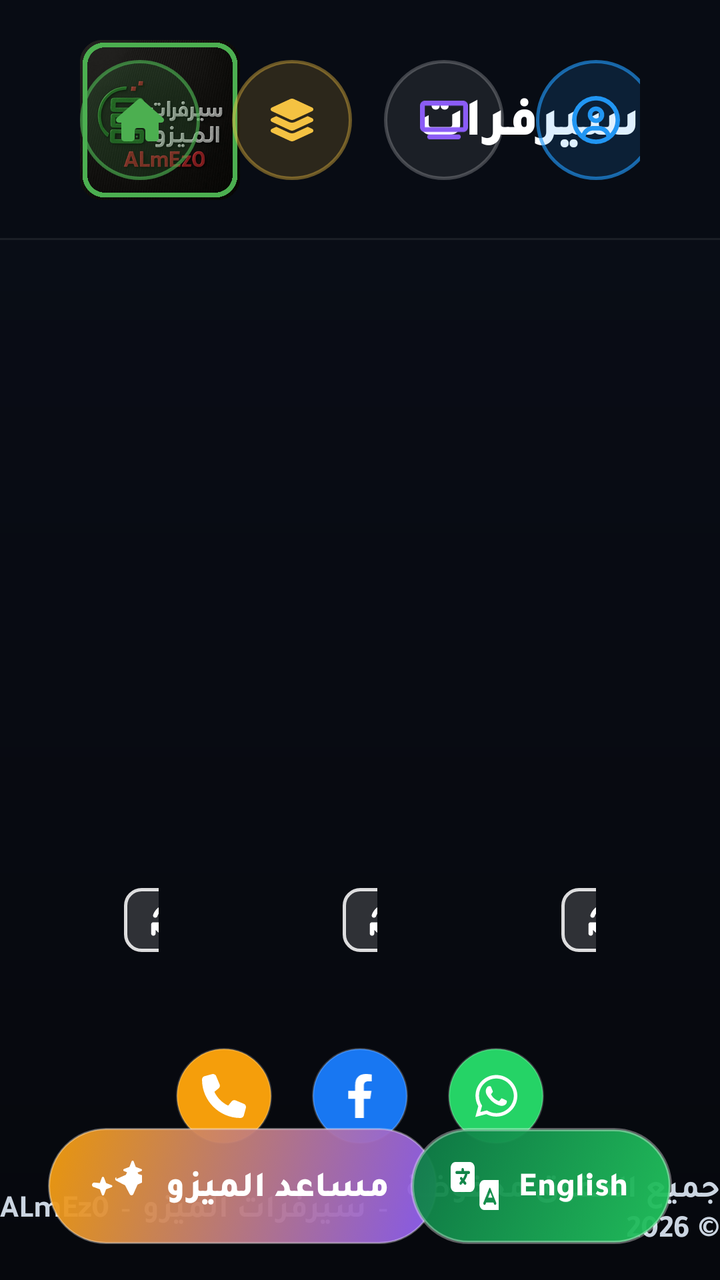
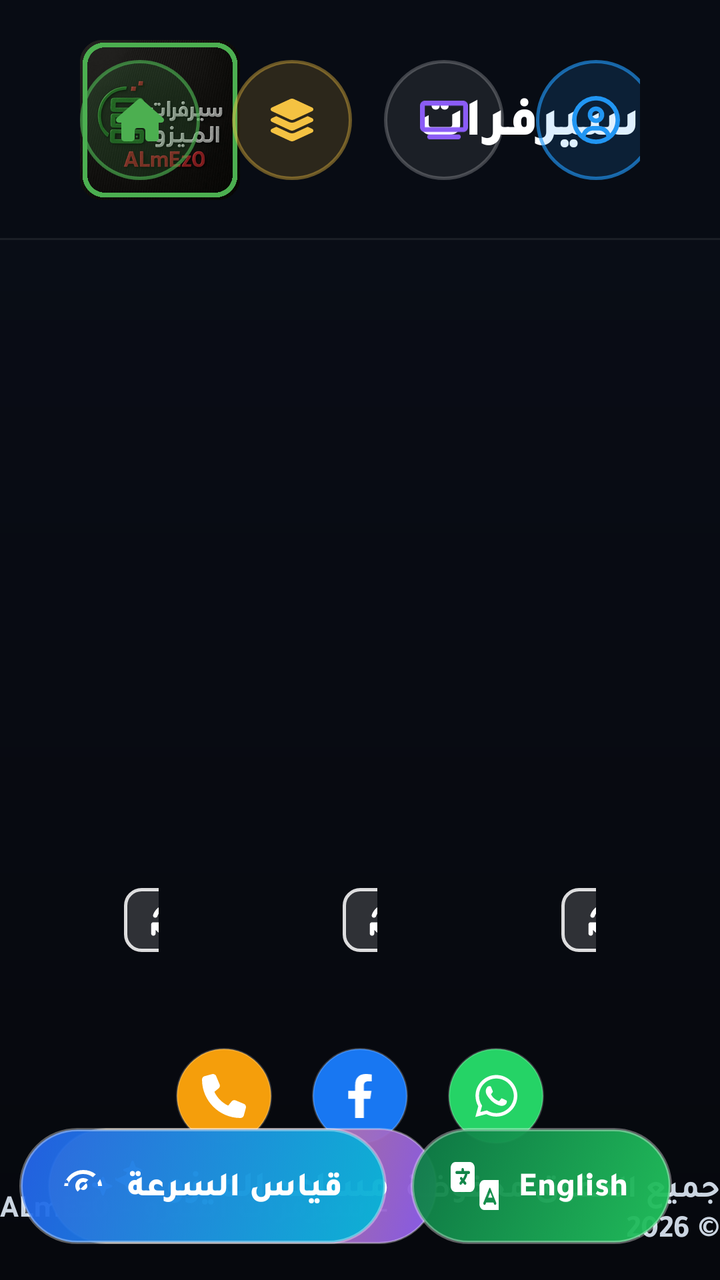

The first picture is an Android layout as it rendered before a commit; the second is the same layout after the commit. The layout source and the unified diff follow.
<!-- AndroidManifest.xml: application theme AppTheme -->
<!-- res/layout/nat_activity_dashboard.xml -->
<?xml version="1.0" encoding="utf-8"?>
<FrameLayout xmlns:android="http://schemas.android.com/apk/res/android"
    xmlns:app="http://schemas.android.com/apk/res-auto"
    android:layout_width="match_parent"
    android:layout_height="match_parent"
    android:background="@drawable/nat_bg_app"
    android:layoutDirection="rtl">

    <LinearLayout
        android:layout_width="match_parent"
        android:layout_height="match_parent"
        android:orientation="vertical">

        <include layout="@layout/nat_navbar" />

        <FrameLayout
            android:layout_width="match_parent"
            android:layout_height="0dp"
            android:layout_weight="1">

            
            <LinearLayout
                android:id="@+id/dash_cards"
                android:layout_width="match_parent"
                android:layout_height="match_parent"
                android:layout_gravity="center"
                android:orientation="horizontal"
                android:paddingStart="30dp"
                android:paddingTop="12dp"
                android:paddingEnd="30dp"
                android:paddingBottom="12dp">

                <include
                    android:id="@+id/card_live"
                    layout="@layout/nat_dash_card"
                    android:layout_width="0dp"
                    android:layout_height="match_parent"
                    android:layout_weight="1" />

                <Space
                    android:layout_width="28dp"
                    android:layout_height="1dp" />

                <include
                    android:id="@+id/card_movies"
                    layout="@layout/nat_dash_card"
                    android:layout_width="0dp"
                    android:layout_height="match_parent"
                    android:layout_weight="1" />

                <Space
                    android:layout_width="28dp"
                    android:layout_height="1dp" />

                <include
                    android:id="@+id/card_series"
                    layout="@layout/nat_dash_card"
                    android:layout_width="0dp"
                    android:layout_height="match_parent"
                    android:layout_weight="1" />
            </LinearLayout>
        </FrameLayout>

        
        <LinearLayout
            android:layout_width="match_parent"
            android:layout_height="wrap_content"
            android:gravity="center"
            android:orientation="vertical"
            android:paddingTop="10dp"
            android:paddingBottom="16dp">

            <LinearLayout
                android:layout_width="wrap_content"
                android:layout_height="wrap_content"
                android:layout_marginBottom="12dp"
                android:orientation="horizontal">

                <ImageButton
                    android:id="@+id/foot_call"
                    android:layout_width="48dp"
                    android:layout_height="48dp"
                    android:layout_marginStart="10dp"
                    android:layout_marginEnd="10dp"
                    android:background="@drawable/nat_btn_social_call"
                    android:contentDescription="اتصال"
                    android:focusable="true"
                    android:padding="13dp"
                    android:scaleType="fitCenter"
                    android:src="@drawable/fa_phone"
                    app:tint="#FFFFFFFF" />

                <ImageButton
                    android:id="@+id/foot_facebook"
                    android:layout_width="48dp"
                    android:layout_height="48dp"
                    android:layout_marginStart="10dp"
                    android:layout_marginEnd="10dp"
                    android:background="@drawable/nat_btn_social_fb"
                    android:contentDescription="فيسبوك"
                    android:focusable="true"
                    android:padding="13dp"
                    android:scaleType="fitCenter"
                    android:src="@drawable/fa_b_facebook_f"
                    app:tint="#FFFFFFFF" />

                <ImageButton
                    android:id="@+id/foot_whatsapp"
                    android:layout_width="48dp"
                    android:layout_height="48dp"
                    android:layout_marginStart="10dp"
                    android:layout_marginEnd="10dp"
                    android:background="@drawable/nat_btn_social_wa"
                    android:contentDescription="واتساب"
                    android:focusable="true"
                    android:padding="12dp"
                    android:scaleType="fitCenter"
                    android:src="@drawable/fa_b_whatsapp"
                    app:tint="#FFFFFFFF" />
            </LinearLayout>

            <LinearLayout
                android:layout_width="wrap_content"
                android:layout_height="wrap_content"
                android:orientation="horizontal"
                android:layoutDirection="ltr"
                android:gravity="center_vertical">

                
                <TextView
                    style="@style/NatText"
                    android:layout_width="wrap_content"
                    android:layout_height="wrap_content"
                    android:text="ALmEz0"
                    android:textColor="@color/nat_soft"
                    android:textSize="16sp" />

                <TextView
                    android:layout_width="wrap_content"
                    android:layout_height="wrap_content"
                    android:layout_marginStart="6dp"
                    android:layout_marginEnd="6dp"
                    android:text="-"
                    android:textColor="@color/nat_soft"
                    android:textSize="16sp" />

                <TextView
                    style="@style/NatText"
                    android:layout_width="wrap_content"
                    android:layout_height="wrap_content"
                    android:textDirection="ltr"
                    android:text="سيرفرات الميزو"
                    android:textColor="@color/nat_soft"
                    android:textSize="16sp" />

                <TextView
                    android:layout_width="wrap_content"
                    android:layout_height="wrap_content"
                    android:layout_marginStart="6dp"
                    android:layout_marginEnd="6dp"
                    android:text="-"
                    android:textColor="@color/nat_soft"
                    android:textSize="16sp" />

                <TextView
                    style="@style/NatText"
                    android:layout_width="wrap_content"
                    android:layout_height="wrap_content"
                    android:textDirection="rtl"
                    android:text="جميع الحقوق محفوظة © 2026"
                    android:textColor="@color/nat_soft"
                    android:textSize="16sp" />
            </LinearLayout>
        </LinearLayout>
    </LinearLayout>

    
    <LinearLayout
        android:id="@+id/dash_btn_ai"
        android:layout_width="wrap_content"
        android:layout_height="58dp"
        android:layout_gravity="bottom|start"
        android:layout_marginStart="24dp"
        android:layout_marginBottom="18dp"
        android:background="@drawable/nat_btn_ai"
        android:clickable="true"
        android:focusable="true"
        android:gravity="center_vertical"
        android:orientation="horizontal"
        android:paddingStart="22dp"
        android:paddingEnd="24dp">

        <ImageView
            android:layout_width="25dp"
            android:layout_height="25dp"
            android:layout_marginEnd="12dp"
            android:src="@drawable/fa_sparkles"
            app:tint="#FFFFFFFF" />

        <TextView
            style="@style/NatText.ExtraBold"
            android:layout_width="wrap_content"
            android:layout_height="wrap_content"
            android:text="مساعد الميزو"
            android:textColor="#FFFFFFFF"
            android:textSize="18sp" />
    </LinearLayout>

    
    <LinearLayout
        android:id="@+id/dash_btn_lang"
        android:layout_width="wrap_content"
        android:layout_height="58dp"
        android:layout_gravity="bottom|end"
        android:layout_marginEnd="24dp"
        android:layout_marginBottom="18dp"
        android:background="@drawable/nat_btn_lang"
        android:clickable="true"
        android:focusable="true"
        android:gravity="center_vertical"
        android:orientation="horizontal"
        android:paddingStart="20dp"
        android:paddingEnd="22dp">

        <ImageView
            android:layout_width="24dp"
            android:layout_height="24dp"
            android:layout_marginEnd="10dp"
            android:importantForAccessibility="no"
            android:src="@drawable/fa_language"
            app:tint="#FFFFFFFF" />

        <TextView
            android:id="@+id/dash_lang_label"
            style="@style/NatText.ExtraBold"
            android:layout_width="wrap_content"
            android:layout_height="wrap_content"
            android:text="English"
            android:textColor="#FFFFFFFF"
            android:textSize="17sp" />
    </LinearLayout>
</FrameLayout>
<!-- res/layout/nat_navbar.xml (included above) -->
<?xml version="1.0" encoding="utf-8"?>
<FrameLayout xmlns:android="http://schemas.android.com/apk/res/android"
    xmlns:app="http://schemas.android.com/apk/res-auto"
    android:id="@+id/nat_navbar"
    android:layout_width="match_parent"
    android:layout_height="120dp"
    android:background="@drawable/nat_bg_navbar"
    android:layoutDirection="rtl"
    android:paddingStart="40dp"
    android:paddingEnd="40dp">

    
    <LinearLayout
        android:id="@+id/nav_brand"
        android:layout_width="wrap_content"
        android:layout_height="match_parent"
        android:layout_gravity="start"
        android:gravity="center_vertical"
        android:orientation="horizontal">

        
        <ImageView
            android:layout_width="80dp"
            android:layout_height="80dp"
            android:contentDescription="ALmEz0"
            android:scaleType="fitCenter"
            android:src="@drawable/almezo_logo" />

        <TextView
            style="@style/NatText.ExtraBold"
            android:layout_width="wrap_content"
            android:layout_height="wrap_content"
            android:layout_marginStart="16dp"
            android:maxLines="1"
            android:text="سيرفرات الميزو - ALmEz0"
            android:textSize="27sp" />
    </LinearLayout>

    
    <LinearLayout
        android:layout_width="wrap_content"
        android:layout_height="wrap_content"
        android:layout_gravity="center"
        android:gravity="center"
        android:orientation="vertical">

        <TextView
            android:id="@+id/nav_clock"
            style="@style/NatText.Black"
            android:layout_width="wrap_content"
            android:layout_height="wrap_content"
            android:textSize="34sp" />

        <TextView
            android:id="@+id/nav_date"
            style="@style/NatText"
            android:layout_width="wrap_content"
            android:layout_height="wrap_content"
            android:layout_marginTop="4dp"
            android:textColor="@color/nat_soft"
            android:textSize="17sp" />
    </LinearLayout>

    
    <LinearLayout
        android:id="@+id/nav_actions"
        android:layout_width="wrap_content"
        android:layout_height="match_parent"
        android:layout_gravity="end"
        android:gravity="center_vertical"
        android:orientation="horizontal">

        <ImageButton
            android:id="@+id/nav_btn_home"
            style="@style/NatNavButton"
            android:layout_marginStart="0dp"
            android:background="@drawable/nat_nav_btn_home"
            android:contentDescription="الرجوع للرئيسية"
            android:src="@drawable/fa_house"
            app:tint="@color/nat_nav_home" />

        <ImageButton
            android:id="@+id/nav_btn_accounts"
            style="@style/NatNavButton"
            android:background="@drawable/nat_nav_btn_accounts"
            android:contentDescription="قوائم التشغيل وتبديل السيرفر"
            android:src="@drawable/fa_layer_group"
            app:tint="@color/nat_nav_accounts" />

        <ImageButton
            android:id="@+id/nav_btn_downloads"
            style="@style/NatNavButton"
            android:background="@drawable/nat_nav_btn_downloads"
            android:contentDescription="التنزيلات"
            android:src="@drawable/fa_download"
            android:visibility="gone"
            app:tint="#FFFFFFFF" />

        <ImageButton
            android:id="@+id/nav_btn_device"
            style="@style/NatNavButton"
            android:background="@drawable/nat_nav_btn_device"
            android:contentDescription="نمط الجهاز ونظام التحكم"
            android:src="@drawable/fa_tv"
            app:tint="#FF8B5CF6" />

        <ImageButton
            android:id="@+id/nav_btn_profile"
            style="@style/NatNavButton"
            android:background="@drawable/nat_nav_btn_profile"
            android:contentDescription="الملف الشخصي"
            android:src="@drawable/fa_r_circle_user"
            app:tint="@color/nat_nav_profile" />

        <ImageButton
            android:id="@+id/nav_btn_logout"
            style="@style/NatNavButton"
            android:background="@drawable/nat_nav_btn_logout"
            android:contentDescription="تسجيل الخروج"
            android:src="@drawable/fa_right_from_bracket"
            app:tint="@color/nat_nav_logout" />

        
        <ImageButton
            android:id="@+id/nav_btn_back"
            android:layout_width="60dp"
            android:layout_height="60dp"
            android:background="@drawable/nat_nav_btn_home"
            android:contentDescription="رجوع"
            android:focusable="true"
            android:padding="17dp"
            android:scaleType="fitCenter"
            android:src="@drawable/fa_arrow_left"
            android:visibility="gone"
            app:tint="@color/nat_nav_home" />
    </LinearLayout>
</FrameLayout>
<!-- res/layout/nat_dash_card.xml (included above) -->
<?xml version="1.0" encoding="utf-8"?>
<FrameLayout xmlns:android="http://schemas.android.com/apk/res/android"
    xmlns:app="http://schemas.android.com/apk/res-auto"
    android:layout_width="0dp"
    android:layout_height="match_parent"
    android:layout_weight="1"
    android:clickable="true"
    android:focusable="true"
    android:layoutDirection="rtl">

    <ImageView
        android:id="@+id/card_icon"
        android:layout_width="wrap_content"
        android:layout_height="62dp"
        android:layout_gravity="top|left"
        android:layout_marginLeft="34dp"
        android:layout_marginTop="34dp"
        android:adjustViewBounds="true"
        android:importantForAccessibility="no"
        app:tint="#F2FFFFFF" />

    <LinearLayout
        android:layout_width="match_parent"
        android:layout_height="wrap_content"
        android:layout_gravity="bottom"
        android:orientation="vertical"
        android:paddingStart="32dp"
        android:paddingEnd="32dp"
        android:paddingBottom="26dp">

        <TextView
            android:id="@+id/card_title"
            style="@style/NatText.Black"
            android:layout_width="match_parent"
            android:layout_height="wrap_content"
            android:layout_marginBottom="6dp"
            android:maxLines="1"
            android:shadowColor="#80000000"
            android:shadowDy="2"
            android:shadowRadius="10"
            android:textSize="37sp" />

        <TextView
            android:id="@+id/card_subtitle"
            style="@style/NatText"
            android:layout_width="match_parent"
            android:layout_height="wrap_content"
            android:layout_marginBottom="18dp"
            android:maxLines="1"
            android:textColor="@color/nat_card_sub"
            android:textSize="17sp" />

        <LinearLayout
            android:layout_width="match_parent"
            android:layout_height="wrap_content"
            android:gravity="center_vertical"
            android:orientation="horizontal">

            <TextView
                android:id="@+id/card_status"
                style="@style/NatText.ExtraBold"
                android:layout_width="0dp"
                android:layout_height="wrap_content"
                android:layout_weight="1"
                android:maxLines="1"
                android:textSize="15sp" />

            <ImageButton
                android:id="@+id/card_refresh"
                android:layout_width="44dp"
                android:layout_height="32dp"
                android:background="@drawable/nat_btn_refresh"
                android:contentDescription="تحديث"
                android:focusable="true"
                android:padding="7dp"
                android:scaleType="fitCenter"
                android:src="@drawable/fa_arrows_rotate"
                app:tint="#FFFFFFFF" />
        </LinearLayout>
    </LinearLayout>

    
    <FrameLayout
        android:id="@+id/card_overlay"
        android:layout_width="match_parent"
        android:layout_height="match_parent"
        android:background="#C2080C14"
        android:clickable="true"
        android:visibility="gone">

        <ProgressBar
            android:layout_width="64dp"
            android:layout_height="64dp"
            android:layout_gravity="center"
            android:indeterminateTint="@color/nat_gold" />
    </FrameLayout>
</FrameLayout>
<!-- resources referenced by this layout -->
<resources>
  <color name="nat_card_sub">#D9FFFFFF</color>
  <color name="nat_gold">#FFF59E0B</color>
  <color name="nat_nav_accounts">#FFF4C242</color>
  <color name="nat_nav_home">#FF4CAF50</color>
  <color name="nat_nav_logout">#FFE53935</color>
  <color name="nat_nav_profile">#FF2196F3</color>
  <color name="nat_soft">#FFCBD5E1</color>
  <!-- drawable fa_b_facebook_f (drawable) -->
  <?xml version="1.0" encoding="utf-8"?>
  <vector xmlns:android="http://schemas.android.com/apk/res/android"
      android:width="15.00dp"
      android:height="24dp"
      android:viewportWidth="320"
      android:viewportHeight="512"
      android:autoMirrored="false">
      <path android:fillColor="#FFFFFFFF" android:pathData="M279.14 288l14.22-92.66h-88.91v-60.13c0-25.35 12.42-50.06 52.24-50.06h40.42V6.26S260.43 0 225.36 0c-73.22 0-121.08 44.38-121.08 124.72v70.62H22.89V288h81.39v224h100.17V288z"/>
  </vector>
  <!-- drawable fa_tv (drawable) -->
  <?xml version="1.0" encoding="utf-8"?>
  <vector xmlns:android="http://schemas.android.com/apk/res/android"
      android:width="30.00dp"
      android:height="24dp"
      android:viewportWidth="640"
      android:viewportHeight="512"
      android:autoMirrored="false">
      <path android:fillColor="#FFFFFFFF" android:pathData="M64 64V352H576V64H64zM0 64C0 28.7 28.7 0 64 0H576c35.3 0 64 28.7 64 64V352c0 35.3-28.7 64-64 64H64c-35.3 0-64-28.7-64-64V64zM128 448H512c17.7 0 32 14.3 32 32s-14.3 32-32 32H128c-17.7 0-32-14.3-32-32s14.3-32 32-32z"/>
  </vector>
  <!-- drawable nat_bg_app (drawable) -->
  <?xml version="1.0" encoding="utf-8"?>
  <shape xmlns:android="http://schemas.android.com/apk/res/android"><gradient android:angle="270" android:startColor="#FF0A0E18" android:endColor="#FF06080D"/></shape>
  <!-- drawable nat_bg_navbar (drawable) -->
  <?xml version="1.0" encoding="utf-8"?>
  <layer-list xmlns:android="http://schemas.android.com/apk/res/android"><item><shape><solid android:color="#FF080C14"/></shape></item><item android:gravity="bottom" android:height="1dp"><shape><solid android:color="#14FFFFFF"/></shape></item></layer-list>
  <style name="NatNavButton">
          <item name="android:layout_width">60dp</item>
          <item name="android:layout_height">60dp</item>
          <item name="android:layout_marginStart">16dp</item>
          <item name="android:padding">18dp</item>
          <item name="android:scaleType">fitCenter</item>
          <item name="android:focusable">true</item>
          <item name="android:clickable">true</item>
      </style>
  <style name="NatText">
          <item name="android:textColor">@color/nat_white</item>
          <item name="android:fontFamily">@font/tajawal_bold</item>
          <item name="fontFamily">@font/tajawal_bold</item>
          <item name="android:includeFontPadding">false</item>
      </style>
  <style name="NatText.Black">
          <item name="android:fontFamily">@font/tajawal_black</item>
          <item name="fontFamily">@font/tajawal_black</item>
      </style>
  <style name="NatText.ExtraBold">
          <item name="android:fontFamily">@font/tajawal_extrabold</item>
          <item name="fontFamily">@font/tajawal_extrabold</item>
      </style>
  <style name="AppTheme" parent="Theme.AppCompat.Light.DarkActionBar">
          
          <item name="colorPrimary">@color/colorPrimary</item>
          <item name="colorPrimaryDark">@color/colorPrimaryDark</item>
          <item name="colorAccent">@color/colorAccent</item>
      </style>
  <color name="nat_white">#FFFFFFFF</color>
  <color name="colorPrimary">#2e7d32</color>
  <color name="colorPrimaryDark">#0a0d12</color>
  <color name="colorAccent">#4caf50</color>
</resources>

<!-- the commit's change to res/layout/nat_activity_dashboard.xml (unified diff, before → after) -->
@@ -208,36 +208,76 @@
 
     
     <LinearLayout
-        android:id="@+id/dash_btn_lang"
         android:layout_width="wrap_content"
-        android:layout_height="58dp"
+        android:layout_height="wrap_content"
         android:layout_gravity="bottom|end"
         android:layout_marginEnd="24dp"
         android:layout_marginBottom="18dp"
-        android:background="@drawable/nat_btn_lang"
-        android:clickable="true"
-        android:focusable="true"
         android:gravity="center_vertical"
-        android:orientation="horizontal"
-        android:paddingStart="20dp"
-        android:paddingEnd="22dp">
-
-        <ImageView
-            android:layout_width="24dp"
-            android:layout_height="24dp"
-            android:layout_marginEnd="10dp"
-            android:importantForAccessibility="no"
-            android:src="@drawable/fa_language"
-            app:tint="#FFFFFFFF" />
-
-        <TextView
-            android:id="@+id/dash_lang_label"
-            style="@style/NatText.ExtraBold"
+        android:orientation="horizontal">
+
+        
+        <LinearLayout
+            android:id="@+id/dash_btn_speed"
             android:layout_width="wrap_content"
-            android:layout_height="wrap_content"
-            android:text="English"
-            android:textColor="#FFFFFFFF"
-            android:textSize="17sp" />
+            android:layout_height="58dp"
+            android:layout_marginEnd="12dp"
+            android:background="@drawable/nat_btn_speed"
+            android:clickable="true"
+            android:focusable="true"
+            android:gravity="center_vertical"
+            android:orientation="horizontal"
+            android:paddingStart="20dp"
+            android:paddingEnd="22dp">
+
+            <ImageView
+                android:layout_width="24dp"
+                android:layout_height="24dp"
+                android:layout_marginEnd="10dp"
+                android:importantForAccessibility="no"
+                android:src="@drawable/ic_player_speed"
+                app:tint="#FFFFFFFF" />
+
+            <TextView
+                android:id="@+id/dash_speed_label"
+                style="@style/NatText.ExtraBold"
+                android:layout_width="wrap_content"
+                android:layout_height="wrap_content"
+                android:text="قياس السرعة"
+                android:textColor="#FFFFFFFF"
+                android:textSize="17sp" />
+        </LinearLayout>
+
+        
+        <LinearLayout
+            android:id="@+id/dash_btn_lang"
+            android:layout_width="wrap_content"
+            android:layout_height="58dp"
+            android:background="@drawable/nat_btn_lang"
+            android:clickable="true"
+            android:focusable="true"
+            android:gravity="center_vertical"
+            android:orientation="horizontal"
+            android:paddingStart="20dp"
+            android:paddingEnd="22dp">
+
+            <ImageView
+                android:layout_width="24dp"
+                android:layout_height="24dp"
+                android:layout_marginEnd="10dp"
+                android:importantForAccessibility="no"
+                android:src="@drawable/fa_language"
+                app:tint="#FFFFFFFF" />
+
+            <TextView
+                android:id="@+id/dash_lang_label"
+                style="@style/NatText.ExtraBold"
+                android:layout_width="wrap_content"
+                android:layout_height="wrap_content"
+                android:text="English"
+                android:textColor="#FFFFFFFF"
+                android:textSize="17sp" />
+        </LinearLayout>
     </LinearLayout>
 </FrameLayout>
 <!-- res/layout/nat_navbar.xml (included above) -->
